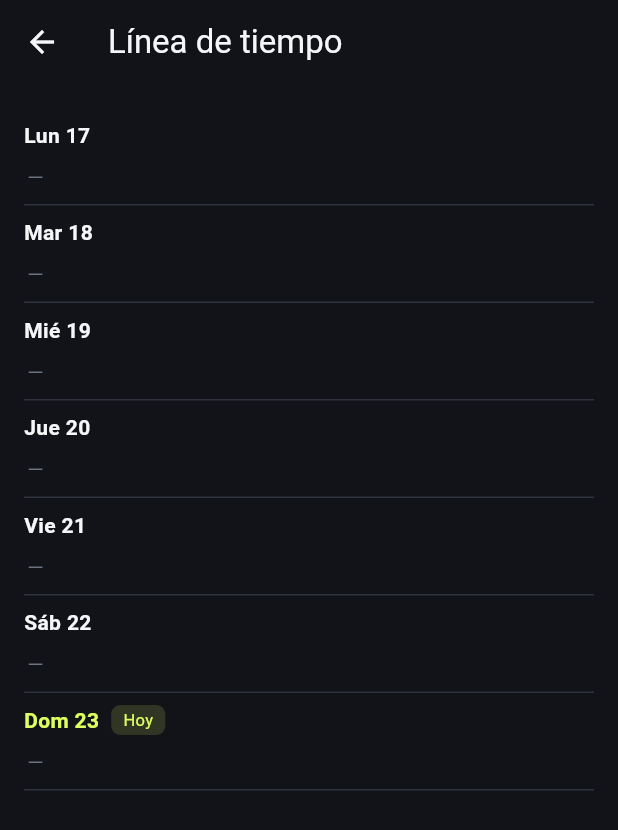
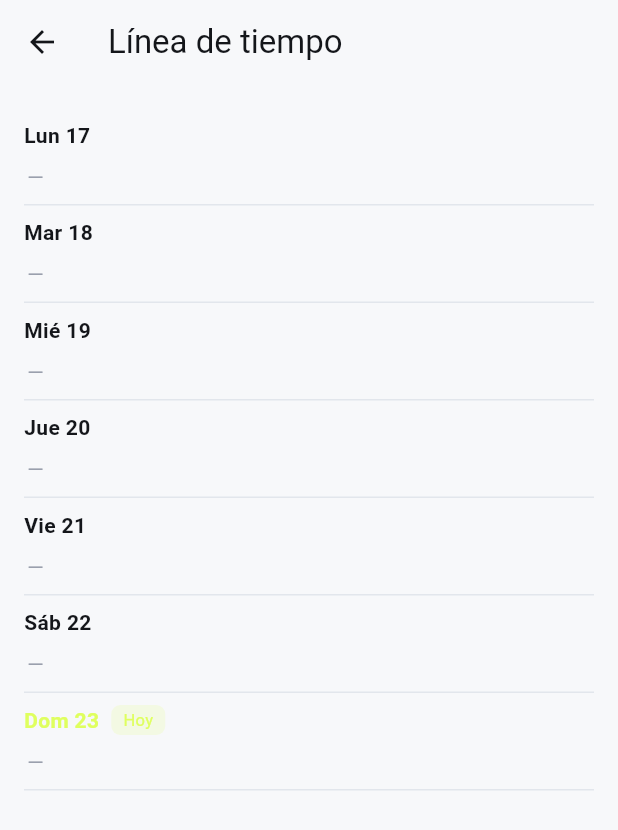
Before and after one commit to deisyjd/TaskPilot, a Flutter app: the HomeShell screen opened by its route, after a tap on the "calendar view week" icon, on a phone screen of 412 x 824 dp. Shown: the top 830 px of the screen. Run offline on Flutter 3.47's test engine with Material 3 defaults, Android fonts, the phone set to English and light mode, and no system bars; our stand-ins replace connectivity_plus, dio, flutter_riverpod, flutter_secure_storage, go_router, image_picker and 1 more; accounts and stored records are empty; network calls fail.

Commit message:
feat(appmobile): tema claro/oscuro con tokens de color (context.colors)
Superficies y textos ahora dependen del brillo del tema vía la extensión
WipliColors (context.colors); marca (lima/ink), estados y prioridades siguen
en AppColors. Migra todas las pantallas a los tokens.

Co-Authored-By: Claude Opus 4.8 (1M context) <noreply@anthropic.com>

```diff
--- a/appmobile/lib/core/theme/app_colors.dart
+++ b/appmobile/lib/core/theme/app_colors.dart
@@ -1,6 +1,10 @@
 import 'package:flutter/material.dart';
 
-/// Paleta Wipli. Base oscura (#111318) + acento lima (#DFFF5F).
+/// Paleta Wipli. Acento lima (#DFFF5F) + ink (#111318).
+///
+/// Los colores de marca y de estado son iguales en ambos temas y viven en
+/// [AppColors] como `static const`. Las superficies/textos que dependen del
+/// tema (claro/oscuro) viven en la [ThemeExtension] [WipliColors].
 class AppColors {
   const AppColors._();
 
@@ -37,3 +41,89 @@ class AppColors {
   static const Color danger = Color(0xFFEF4444);
   static const Color success = Color(0xFF22C55E);
 }
+
+/// Colores que dependen del brillo del tema (superficies, bordes, textos).
+///
+/// Se accede vía `context.colors.<x>` (ver [WipliColorsX]).
+@immutable
+class WipliColors extends ThemeExtension<WipliColors> {
+  const WipliColors({
+    required this.background,
+    required this.surface,
+    required this.surfaceAlt,
+    required this.border,
+    required this.textPrimary,
+    required this.textSecondary,
+    required this.textMuted,
+  });
+
+  final Color background;
+  final Color surface;
+  final Color surfaceAlt;
+  final Color border;
+  final Color textPrimary;
+  final Color textSecondary;
+  final Color textMuted;
+
+  /// Paleta oscura (la actual de la marca).
+  static const WipliColors dark = WipliColors(
+    background: Color(0xFF111318),
+    surface: Color(0xFF1A1D24),
+    surfaceAlt: Color(0xFF232733),
+    border: Color(0xFF2E323D),
+    textPrimary: Color(0xFFF5F6F8),
+    textSecondary: Color(0xFF9AA0AD),
+    textMuted: Color(0xFF6B7280),
+  );
+
+  /// Paleta clara.
+  static const WipliColors light = WipliColors(
+    background: Color(0xFFF7F8FA),
+    surface: Color(0xFFFFFFFF),
+    surfaceAlt: Color(0xFFEEF1F5),
+    border: Color(0xFFE2E6EC),
+    textPrimary: Color(0xFF14161A),
+    textSecondary: Color(0xFF5B616E),
+    textMuted: Color(0xFF9AA0AD),
+  );
+
+  @override
+  WipliColors copyWith({
+    Color? background,
+    Color? surface,
+    Color? surfaceAlt,
+    Color? border,
+    Color? textPrimary,
+    Color? textSecondary,
+    Color? textMuted,
+  }) {
+    return WipliColors(
+      background: background ?? this.background,
+      surface: surface ?? this.surface,
+      surfaceAlt: surfaceAlt ?? this.surfaceAlt,
+      border: border ?? this.border,
+      textPrimary: textPrimary ?? this.textPrimary,
+      textSecondary: textSecondary ?? this.textSecondary,
+      textMuted: textMuted ?? this.textMuted,
+    );
+  }
+
+  @override
+  WipliColors lerp(ThemeExtension<WipliColors>? other, double t) {
+    if (other is! WipliColors) return this;
+    return WipliColors(
+      background: Color.lerp(background, other.background, t)!,
+      surface: Color.lerp(surface, other.surface, t)!,
+      surfaceAlt: Color.lerp(surfaceAlt, other.surfaceAlt, t)!,
+      border: Color.lerp(border, other.border, t)!,
+      textPrimary: Color.lerp(textPrimary, other.textPrimary, t)!,
+      textSecondary: Color.lerp(textSecondary, other.textSecondary, t)!,
+      textMuted: Color.lerp(textMuted, other.textMuted, t)!,
+    );
+  }
+}
+
+/// Acceso rápido a la paleta dependiente del tema: `context.colors.surface`.
+extension WipliColorsX on BuildContext {
+  WipliColors get colors => Theme.of(this).extension<WipliColors>()!;
+}
--- a/appmobile/lib/core/ui/state_views.dart
+++ b/appmobile/lib/core/ui/state_views.dart
@@ -31,12 +31,12 @@ class EmptyView extends StatelessWidget {
     final content = Column(
       mainAxisAlignment: MainAxisAlignment.center,
       children: [
-        Icon(icon, size: 48, color: AppColors.textMuted),
+        Icon(icon, size: 48, color: context.colors.textMuted),
         const SizedBox(height: 12),
         Text(
           message,
           textAlign: TextAlign.center,
-          style: const TextStyle(color: AppColors.textSecondary),
+          style: TextStyle(color: context.colors.textSecondary),
         ),
       ],
     );
@@ -67,14 +67,14 @@ class ErrorView extends StatelessWidget {
     final content = Column(
       mainAxisAlignment: MainAxisAlignment.center,
       children: [
-        const Icon(Icons.cloud_off, size: 48, color: AppColors.textMuted),
+        Icon(Icons.cloud_off, size: 48, color: context.colors.textMuted),
         const SizedBox(height: 12),
         Padding(
           padding: const EdgeInsets.symmetric(horizontal: 32),
           child: Text(
             message,
             textAlign: TextAlign.center,
-            style: const TextStyle(color: AppColors.textSecondary),
+            style: TextStyle(color: context.colors.textSecondary),
           ),
         ),
         if (onRetry != null) ...[
--- a/appmobile/lib/core/ui/user_avatar.dart
+++ b/appmobile/lib/core/ui/user_avatar.dart
@@ -46,7 +46,7 @@ class UserAvatar extends StatelessWidget {
       child: Text(
         initials.isEmpty ? '?' : initials,
         style: TextStyle(
-          color: AppColors.textPrimary,
+          color: context.colors.textPrimary,
           fontWeight: FontWeight.w700,
           fontSize: size * 0.38,
         ),
--- a/appmobile/lib/features/auth/splash_screen.dart
+++ b/appmobile/lib/features/auth/splash_screen.dart
@@ -25,9 +25,9 @@ class _SplashScreenState extends ConsumerState<SplashScreen> {
 
   @override
   Widget build(BuildContext context) {
-    return const Scaffold(
-      backgroundColor: AppColors.background,
-      body: Center(
+    return Scaffold(
+      backgroundColor: context.colors.background,
+      body: const Center(
         child: Column(
           mainAxisSize: MainAxisSize.min,
           children: [
--- a/appmobile/lib/features/board/kanban_screen.dart
+++ b/appmobile/lib/features/board/kanban_screen.dart
@@ -64,7 +64,7 @@ class _KanbanScreenState extends ConsumerState<KanbanScreen> {
             : Center(
                 child: Padding(
                   padding: const EdgeInsets.all(32),
-                  child: Text('$e', textAlign: TextAlign.center, style: const TextStyle(color: AppColors.textSecondary)),
+                  child: Text('$e', textAlign: TextAlign.center, style: TextStyle(color: context.colors.textSecondary)),
                 ),
               ),
         data: (server) {
@@ -117,10 +117,10 @@ class _Column extends StatelessWidget {
           margin: const EdgeInsets.only(right: 12),
           padding: const EdgeInsets.all(10),
           decoration: BoxDecoration(
-            color: highlighted ? AppColors.surfaceAlt : AppColors.surface,
+            color: highlighted ? context.colors.surfaceAlt : context.colors.surface,
             borderRadius: BorderRadius.circular(16),
             border: Border.all(
-              color: highlighted ? AppColors.lime : AppColors.border,
+              color: highlighted ? AppColors.lime : context.colors.border,
             ),
           ),
           child: Column(
@@ -144,14 +144,14 @@ class _Column extends StatelessWidget {
                         style: const TextStyle(fontWeight: FontWeight.w700),
                       ),
                     ),
-                    Text('${tasks.length}', style: const TextStyle(color: AppColors.textMuted)),
+                    Text('${tasks.length}', style: TextStyle(color: context.colors.textMuted)),
                   ],
                 ),
               ),
               Expanded(
                 child: tasks.isEmpty
-                    ? const Center(
-                        child: Text('—', style: TextStyle(color: AppColors.textMuted)),
+                    ? Center(
+                        child: Text('—', style: TextStyle(color: context.colors.textMuted)),
                       )
                     : ListView(
                         children: [
@@ -201,9 +201,9 @@ class _CardBody extends StatelessWidget {
     return Container(
       padding: const EdgeInsets.all(12),
       decoration: BoxDecoration(
-        color: elevated ? AppColors.surfaceAlt : AppColors.background,
+        color: elevated ? context.colors.surfaceAlt : context.colors.background,
         borderRadius: BorderRadius.circular(12),
-        border: Border.all(color: AppColors.border),
+        border: Border.all(color: context.colors.border),
       ),
       child: Column(
         crossAxisAlignment: CrossAxisAlignment.start,
@@ -223,12 +223,12 @@ class _CardBody extends StatelessWidget {
                 decoration: BoxDecoration(color: task.priority.color, shape: BoxShape.circle),
               ),
               const SizedBox(width: 6),
-              Text(task.priority.label, style: const TextStyle(fontSize: 11, color: AppColors.textMuted)),
+              Text(task.priority.label, style: TextStyle(fontSize: 11, color: context.colors.textMuted)),
               const Spacer(),
               if (task.checklistTotal > 0)
                 Text(
                   '${task.checklistDone}/${task.checklistTotal}',
-                  style: const TextStyle(fontSize: 11, color: AppColors.textMuted),
+                  style: TextStyle(fontSize: 11, color: context.colors.textMuted),
                 ),
             ],
           ),
--- a/appmobile/lib/features/dashboard/dashboard_screen.dart
+++ b/appmobile/lib/features/dashboard/dashboard_screen.dart
@@ -40,7 +40,7 @@ class DashboardScreen extends ConsumerWidget {
             if (auth.session?.activeCompany != null)
               Text(
                 auth.session!.activeCompany!.name,
-                style: const TextStyle(fontSize: 12, color: AppColors.textSecondary),
+                style: TextStyle(fontSize: 12, color: context.colors.textSecondary),
               ),
           ],
         ),
@@ -121,9 +121,9 @@ class _StatCard extends StatelessWidget {
       child: Container(
         padding: const EdgeInsets.all(16),
         decoration: BoxDecoration(
-          color: AppColors.surface,
+          color: context.colors.surface,
           borderRadius: BorderRadius.circular(16),
-          border: Border.all(color: AppColors.border),
+          border: Border.all(color: context.colors.border),
         ),
         child: Column(
           crossAxisAlignment: CrossAxisAlignment.start,
@@ -132,7 +132,7 @@ class _StatCard extends StatelessWidget {
             const SizedBox(height: 10),
             Text('$value', style: const TextStyle(fontSize: 24, fontWeight: FontWeight.w800)),
             const SizedBox(height: 2),
-            Text(label, style: const TextStyle(fontSize: 12, color: AppColors.textSecondary)),
+            Text(label, style: TextStyle(fontSize: 12, color: context.colors.textSecondary)),
           ],
         ),
       ),
@@ -149,7 +149,7 @@ class _EmptyHint extends StatelessWidget {
     return Container(
       padding: const EdgeInsets.symmetric(vertical: 28),
       alignment: Alignment.center,
-      child: Text(text, style: const TextStyle(color: AppColors.textSecondary)),
+      child: Text(text, style: TextStyle(color: context.colors.textSecondary)),
     );
   }
 }
--- a/appmobile/lib/features/profile/profile_screen.dart
+++ b/appmobile/lib/features/profile/profile_screen.dart
@@ -33,9 +33,9 @@ class ProfileScreen extends ConsumerWidget {
                         children: [
                           Text(user.name, style: const TextStyle(fontSize: 18, fontWeight: FontWeight.w700)),
                           const SizedBox(height: 2),
-                          Text(user.email, style: const TextStyle(color: AppColors.textSecondary)),
+                          Text(user.email, style: TextStyle(color: context.colors.textSecondary)),
                           if (user.role.isNotEmpty)
-                            Text(user.role, style: const TextStyle(fontSize: 12, color: AppColors.textMuted)),
+                            Text(user.role, style: TextStyle(fontSize: 12, color: context.colors.textMuted)),
                         ],
                       ),
                     ),
@@ -69,7 +69,7 @@ class ProfileScreen extends ConsumerWidget {
                     final ok = await showDialog<bool>(
                       context: context,
                       builder: (ctx) => AlertDialog(
-                        backgroundColor: AppColors.surface,
+                        backgroundColor: ctx.colors.surface,
                         title: const Text('Cerrar sesión'),
                         content: const Text('¿Seguro que quieres salir?'),
                         actions: [
@@ -92,10 +92,10 @@ class ProfileScreen extends ConsumerWidget {
                   label: const Text('Cerrar sesión', style: TextStyle(color: AppColors.danger)),
                 ),
                 const SizedBox(height: 24),
-                const Center(
+                Center(
                   child: Text(
                     'Wipli · ${AppConfig.flavor} · ${AppConfig.apiUrl}',
-                    style: TextStyle(fontSize: 11, color: AppColors.textMuted),
+                    style: TextStyle(fontSize: 11, color: context.colors.textMuted),
                   ),
                 ),
               ],
--- a/appmobile/lib/features/shell/home_shell.dart
+++ b/appmobile/lib/features/shell/home_shell.dart
@@ -35,7 +35,7 @@ class _HomeShellState extends ConsumerState<HomeShell> {
       bottomNavigationBar: NavigationBar(
         selectedIndex: _index,
         onDestinationSelected: (i) => setState(() => _index = i),
-        backgroundColor: AppColors.surface,
+        backgroundColor: context.colors.surface,
         indicatorColor: AppColors.lime.withValues(alpha: 0.18),
         destinations: const [
           NavigationDestination(
--- a/appmobile/lib/features/system/sync_indicator.dart
+++ b/appmobile/lib/features/system/sync_indicator.dart
@@ -24,7 +24,7 @@ class SyncIndicator extends ConsumerWidget {
     } else if (!s.online) {
       icon = Icons.cloud_off;
       label = 'Sin conexión';
-      color = AppColors.textMuted;
+      color = context.colors.textMuted;
     } else if (s.pending > 0) {
       icon = Icons.cloud_upload_outlined;
       label = '${s.pending} pendiente${s.pending == 1 ? '' : 's'}';
--- a/appmobile/lib/features/timeline/timeline_screen.dart
+++ b/appmobile/lib/features/timeline/timeline_screen.dart
@@ -37,7 +37,7 @@ class TimelineScreen extends ConsumerWidget {
               const SizedBox(height: 80),
               Padding(
                 padding: const EdgeInsets.symmetric(horizontal: 32),
-                child: Text('$e', textAlign: TextAlign.center, style: const TextStyle(color: AppColors.textSecondary)),
+                child: Text('$e', textAlign: TextAlign.center, style: TextStyle(color: context.colors.textSecondary)),
               ),
             ],
           ),
@@ -80,7 +80,7 @@ class _DaySection extends StatelessWidget {
                 label,
                 style: TextStyle(
                   fontWeight: FontWeight.w700,
-                  color: isToday ? AppColors.lime : AppColors.textPrimary,
+                  color: isToday ? AppColors.lime : context.colors.textPrimary,
                 ),
               ),
               if (isToday) ...[
@@ -98,9 +98,9 @@ class _DaySection extends StatelessWidget {
           ),
         ),
         if (tasks.isEmpty)
-          const Padding(
-            padding: EdgeInsets.only(bottom: 8, left: 2),
-            child: Text('—', style: TextStyle(color: AppColors.textMuted)),
+          Padding(
+            padding: const EdgeInsets.only(bottom: 8, left: 2),
+            child: Text('—', style: TextStyle(color: context.colors.textMuted)),
           )
         else
           for (final t in tasks)
--- a/appmobile/lib/main.dart
+++ b/appmobile/lib/main.dart
@@ -18,7 +18,9 @@ class WipliApp extends ConsumerWidget {
     return MaterialApp.router(
       title: 'Wipli',
       debugShowCheckedModeBanner: false,
-      theme: AppTheme.dark,
+      theme: AppTheme.light,
+      darkTheme: AppTheme.dark,
+      themeMode: ThemeMode.system,
       routerConfig: router,
       locale: const Locale('es'),
       supportedLocales: const [Locale('es'), Locale('en')],
```
Also changed, not shown: appmobile/lib/core/theme/app_theme.dart (+31 -23 lines), appmobile/lib/features/auth/login_screen.dart (+7 -7 lines), appmobile/lib/features/chat/conversations_screen.dart (+4 -4 lines), appmobile/lib/features/projects/project_detail_screen.dart (+8 -8 lines), appmobile/lib/features/projects/projects_screen.dart (+4 -4 lines), appmobile/lib/features/tasks/task_create_sheet.dart (+5 -5 lines), appmobile/lib/features/tasks/task_detail_screen.dart (+12 -12 lines), appmobile/lib/features/tasks/task_edit_sheet.dart (+5 -5 lines), appmobile/lib/features/tasks/task_tile.dart (+4 -4 lines).
